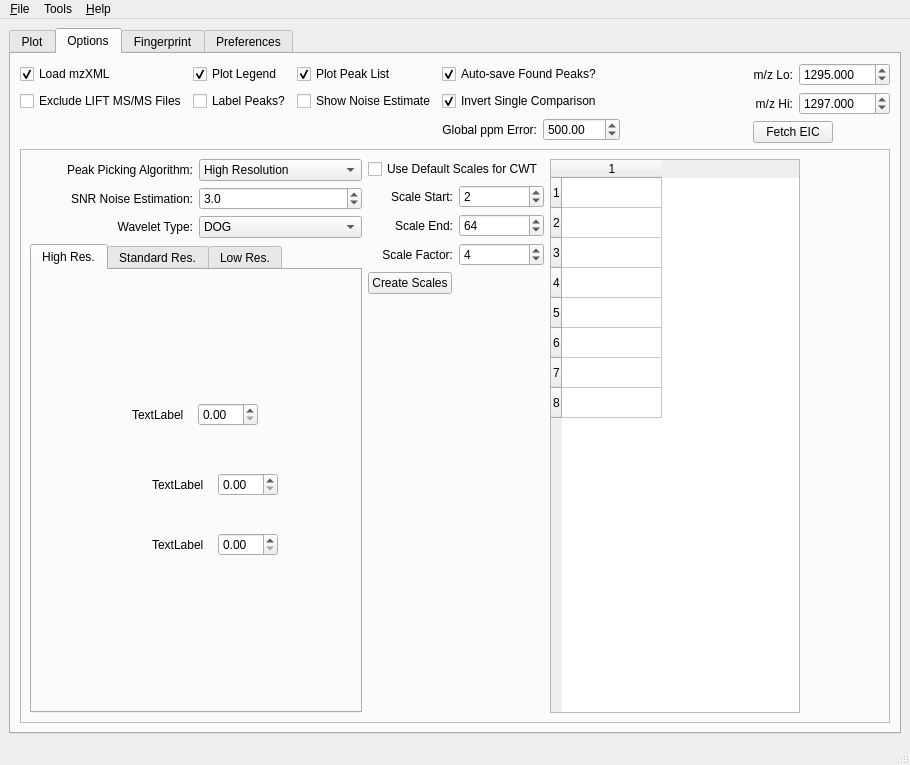
Above: SimpleView/main.ui from mfitzp/toolz before the change. Below: the same form after it.
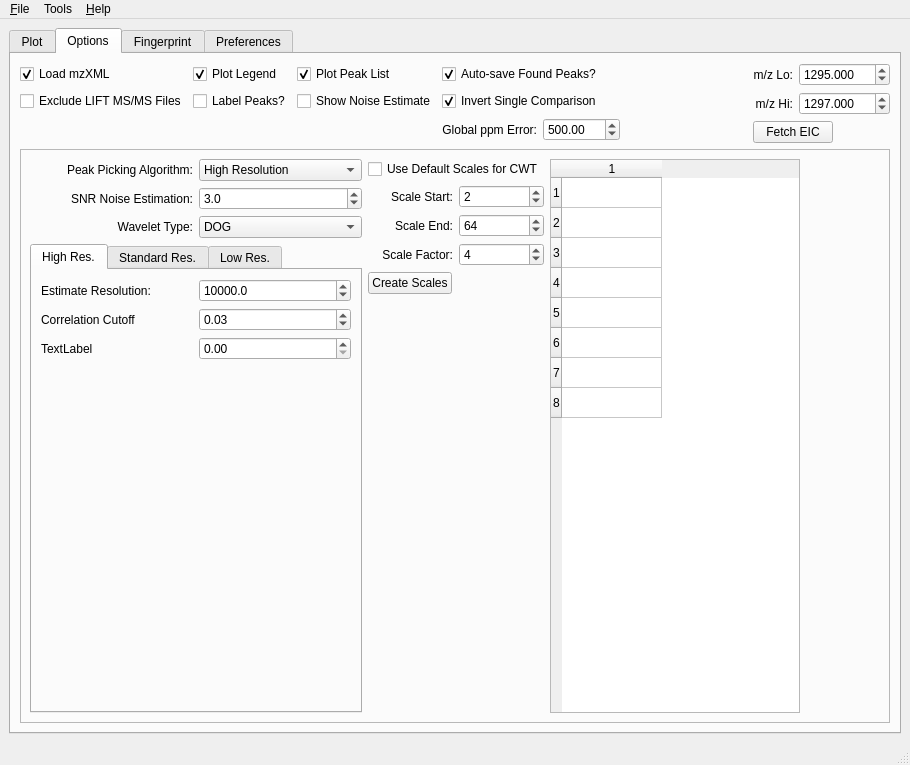
That is the form after the change. The open tabs and pages were chosen to show the change. Icons and pictures are not drawn. Custom widgets are drawn as their Qt base class.

```diff
--- a/SimpleView/main.ui
+++ b/SimpleView/main.ui
@@ -995,72 +995,100 @@
                   <attribute name="title">
                    <string>High Res.</string>
                   </attribute>
-                  <widget class="QWidget" name="layoutWidget_3">
-                   <property name="geometry">
-                    <rect>
-                     <x>120</x>
-                     <y>200</y>
-                     <width>126</width>
-                     <height>30</height>
-                    </rect>
-                   </property>
-                   <layout class="QHBoxLayout" name="horizontalLayout_6">
-                    <item>
-                     <widget class="QLabel" name="label_32">
-                      <property name="text">
-                       <string>TextLabel</string>
-                      </property>
-                     </widget>
-                    </item>
-                    <item>
-                     <widget class="QDoubleSpinBox" name="doubleSpinBox_2"/>
-                    </item>
-                   </layout>
-                  </widget>
-                  <widget class="QWidget" name="layoutWidget_4">
-                   <property name="geometry">
-                    <rect>
-                     <x>120</x>
-                     <y>260</y>
-                     <width>126</width>
-                     <height>30</height>
-                    </rect>
-                   </property>
-                   <layout class="QHBoxLayout" name="horizontalLayout_7">
-                    <item>
-                     <widget class="QLabel" name="label_33">
-                      <property name="text">
-                       <string>TextLabel</string>
-                      </property>
-                     </widget>
-                    </item>
-                    <item>
-                     <widget class="QDoubleSpinBox" name="doubleSpinBox_3"/>
-                    </item>
-                   </layout>
-                  </widget>
-                  <widget class="QWidget" name="layoutWidget">
-                   <property name="geometry">
-                    <rect>
-                     <x>100</x>
-                     <y>130</y>
-                     <width>126</width>
-                     <height>30</height>
-                    </rect>
-                   </property>
-                   <layout class="QHBoxLayout" name="horizontalLayout_5">
-                    <item>
-                     <widget class="QLabel" name="label_31">
-                      <property name="text">
-                       <string>TextLabel</string>
-                      </property>
-                     </widget>
-                    </item>
-                    <item>
-                     <widget class="QDoubleSpinBox" name="doubleSpinBox"/>
-                    </item>
-                   </layout>
-                  </widget>
+                  <layout class="QVBoxLayout" name="verticalLayout_12" >
+                   <item>
+                    <layout class="QVBoxLayout" name="verticalLayout_11" >
+                     <item>
+                      <layout class="QVBoxLayout" name="verticalLayout_10" >
+                       <item>
+                        <layout class="QHBoxLayout" name="horizontalLayout_5" >
+                         <item>
+                          <widget class="QLabel" name="label_31" >
+                           <property name="text" >
+                            <string>Estimate Resolution:</string>
+                           </property>
+                          </widget>
+                         </item>
+                         <item>
+                          <widget class="QDoubleSpinBox" name="doubleSpinBox" >
+                           <property name="decimals" >
+                            <number>1</number>
+                           </property>
+                           <property name="minimum" >
+                            <double>0.000000000000000</double>
+                           </property>
+                           <property name="maximum" >
+                            <double>1000000.000000000000000</double>
+                           </property>
+                           <property name="singleStep" >
+                            <double>50.000000000000000</double>
+                           </property>
+                           <property name="value" >
+                            <double>10000.000000000000000</double>
+                           </property>
+                          </widget>
+                         </item>
+                        </layout>
+                       </item>
+                       <item>
+                        <layout class="QHBoxLayout" name="horizontalLayout_6" >
+                         <item>
+                          <widget class="QLabel" name="label_32" >
+                           <property name="text" >
+                            <string>Correlation Cutoff</string>
+                           </property>
+                          </widget>
+                         </item>
+                         <item>
+                          <widget class="QDoubleSpinBox" name="doubleSpinBox_2" >
+                           <property name="toolTip" >
+                            <string>Isotope fits below this value will be excluded from the peak list</string>
+                           </property>
+                           <property name="maximum" >
+                            <double>1.000000000000000</double>
+                           </property>
+                           <property name="singleStep" >
+                            <double>0.050000000000000</double>
+                           </property>
+                           <property name="value" >
+                            <double>0.030000000000000</double>
+                           </property>
+                          </widget>
+                         </item>
+                        </layout>
+                       </item>
+                       <item>
+                        <layout class="QHBoxLayout" name="horizontalLayout_7" >
+                         <item>
+                          <widget class="QLabel" name="label_33" >
+                           <property name="text" >
+                            <string>TextLabel</string>
+                           </property>
+                          </widget>
+                         </item>
+                         <item>
+                          <widget class="QDoubleSpinBox" name="doubleSpinBox_3" />
+                         </item>
+                        </layout>
+                       </item>
+                      </layout>
+                     </item>
+                     <item>
+                      <spacer name="verticalSpacer" >
+                       <property name="orientation" >
+                        <enum>Qt::Vertical</enum>
+                       </property>
+                       <property name="sizeHint" stdset="0" >
+                        <size>
+                         <width>20</width>
+                         <height>40</height>
+                        </size>
+                       </property>
+                      </spacer>
+                     </item>
+                    </layout>
+                   </item>
+                  </layout>
                  </widget>
                  <widget class="QWidget" name="tab_6">
                   <attribute name="title">
@@ -1740,8 +1768,8 @@
           <property name="orientation">
            <enum>Qt::Horizontal</enum>
           </property>
-          <widget class="QWidget" name="layoutWidget">
-           <layout class="QVBoxLayout">
+          <widget class="QWidget" name="layoutWidget" >
+           <layout class="QVBoxLayout" >
             <item>
              <layout class="QVBoxLayout">
               <item>
```
Left out of the diff: 1469 changed lines with no effect on the pictures.
